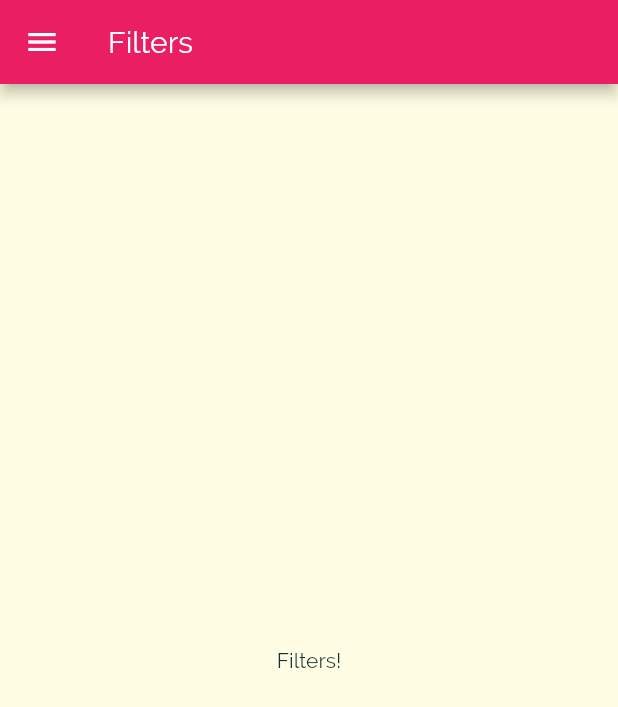
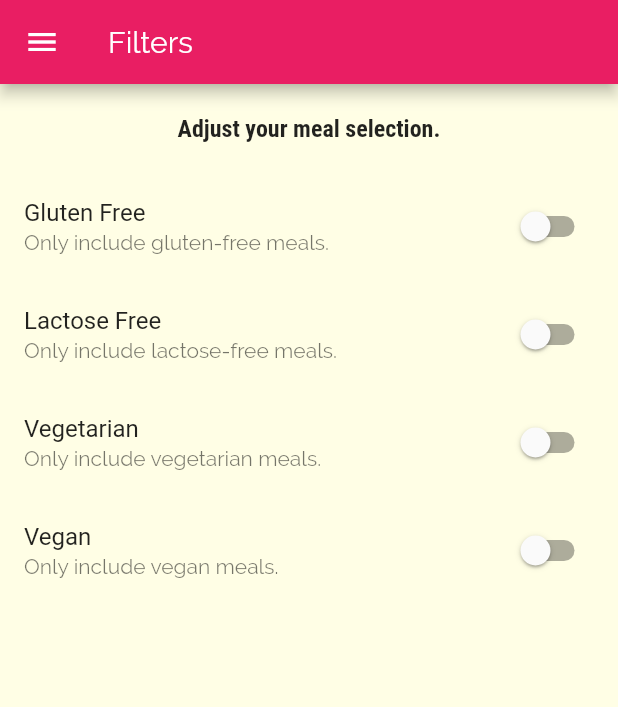
Before and after one commit to simongomes/flutter-meals-app, a Flutter app: the FiltersScreen screen opened by its route, on a phone screen of 412 x 824 dp. Shown: the top 707 px of the screen. Run offline on Flutter 3.47's test engine with Material 2 defaults, Android fonts, the phone set to English and light mode, and no system bars.

Commit message:
FilterScreen and filter switches added

```diff
--- a/lib/screens/filters_screen.dart
+++ b/lib/screens/filters_screen.dart
@@ -1,19 +1,91 @@
 import 'package:flutter/material.dart';
 import '../widgets/main_drawer.dart';
 
-class FiltersScreen extends StatelessWidget {
+class FiltersScreen extends StatefulWidget {
   static const routeName = "/filters";
+
+  @override
+  _FiltersScreenState createState() => _FiltersScreenState();
+}
+
+class _FiltersScreenState extends State<FiltersScreen> {
+  var _glutenFree = false;
+  var _vegetarian = false;
+  var _vegan = false;
+  var _lactoseFree = false;
+
+  Widget _buildSwitchListTile(String title, String description,
+      var currentValue, Function updateValue) {
+    return SwitchListTile(
+        title: Text(title),
+        value: currentValue,
+        subtitle: Text(description),
+        onChanged: updateValue);
+  }
 
   @override
   Widget build(BuildContext context) {
     return Scaffold(
-      appBar: AppBar(
-        title: Text("Filters"),
-      ),
-      drawer: MainDrawer(),
-      body: Center(
-        child: Text("Filters!"),
-      ),
-    );
+        appBar: AppBar(
+          title: Text("Filters"),
+        ),
+        drawer: MainDrawer(),
+        body: Column(
+          children: <Widget>[
+            Container(
+              padding: EdgeInsets.all(20),
+              child: Text(
+                "Adjust your meal selection.",
+                style: Theme.of(context).textTheme.headline6,
+              ),
+            ),
+            Expanded(
+              child: ListView(
+                children: <Widget>[
+                  _buildSwitchListTile(
+                      "Gluten Free",
+                      "Only include gluten-free meals.",
+                      _glutenFree,
+                      (newValue) {
+                        setState(() {
+                          _glutenFree = newValue;
+                        });
+                      }
+                  ),
+                  _buildSwitchListTile(
+                      "Lactose Free",
+                      "Only include lactose-free meals.",
+                      _lactoseFree,
+                          (newValue) {
+                        setState(() {
+                          _lactoseFree = newValue;
+                        });
+                      }
+                  ),
+                  _buildSwitchListTile(
+                      "Vegetarian",
+                      "Only include vegetarian meals.",
+                      _vegetarian,
+                          (newValue) {
+                        setState(() {
+                          _vegetarian = newValue;
+                        });
+                      }
+                  ),
+                  _buildSwitchListTile(
+                      "Vegan",
+                      "Only include vegan meals.",
+                      _vegan,
+                          (newValue) {
+                        setState(() {
+                          _vegan = newValue;
+                        });
+                      }
+                  ),
+                ],
+              ),
+            ),
+          ],
+        ));
   }
 }
```
